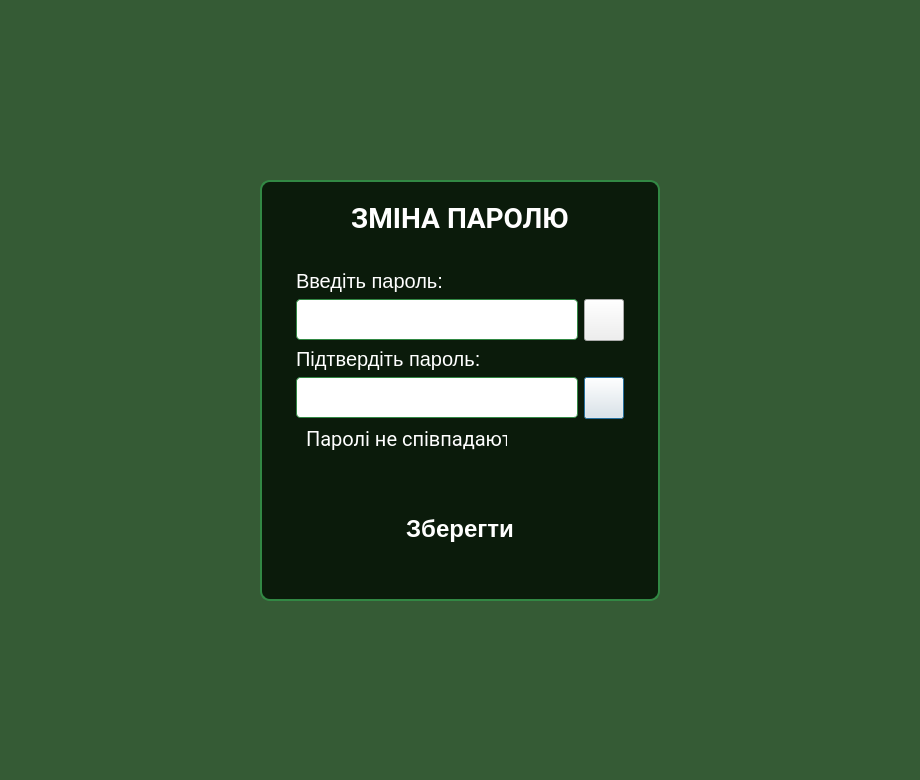
Above: app/ui/change_pwd_dialog.ui from VadymKotsiuba1808/SDR_Pi before the change. Below: the same form after it.
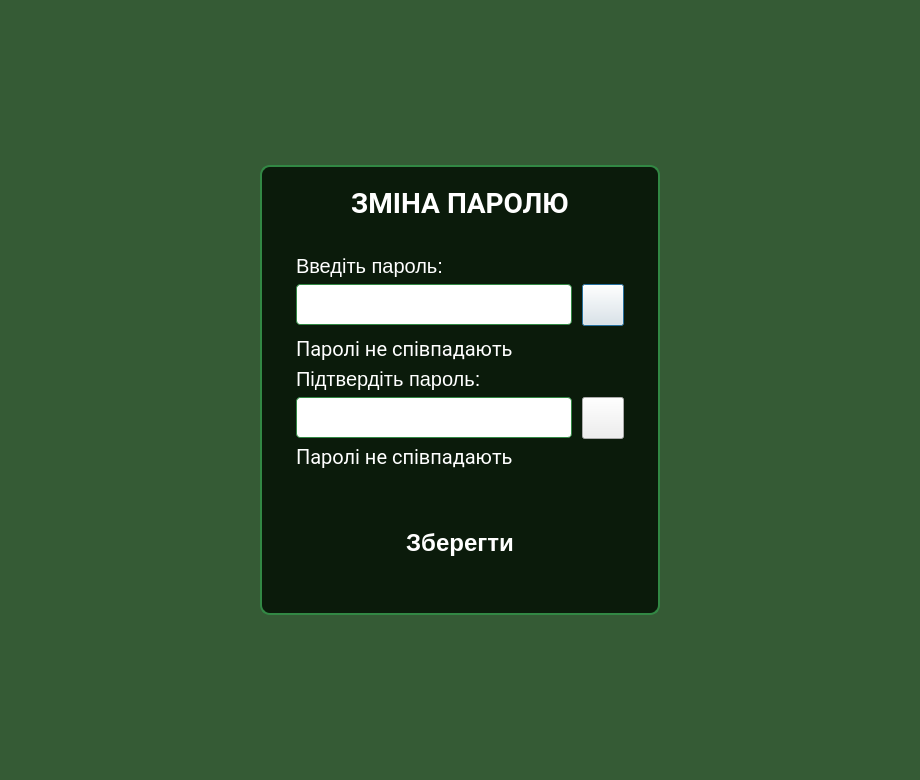
That is the form after the change. Icons and pictures are not drawn.

Commit message: Updated error labels in change_pwd_dialog

The edit to the form file:
```diff
--- a/app/ui/change_pwd_dialog.ui
+++ b/app/ui/change_pwd_dialog.ui
@@ -76,20 +76,7 @@
    <bool>true</bool>
   </property>
   <layout class="QVBoxLayout" name="verticalLayout">
-   <item>
-    <spacer name="verticalSpacer_2">
-     <property name="orientation">
-      <enum>Qt::Orientation::Vertical</enum>
-     </property>
-     <property name="sizeHint" stdset="0">
-      <size>
-       <width>20</width>
-       <height>40</height>
-      </size>
-     </property>
-    </spacer>
-   </item>
-   <item alignment="Qt::AlignmentFlag::AlignHCenter">
+   <item alignment="Qt::AlignmentFlag::AlignHCenter|Qt::AlignmentFlag::AlignVCenter">
     <widget class="QFrame" name="loginFrame">
      <property name="minimumSize">
       <size>
@@ -178,192 +165,290 @@
         <property name="styleSheet">
          <string notr="true">background: none;</string>
         </property>
-        <layout class="QGridLayout" name="gridLayout_2">
-         <item row="1" column="0">
-          <widget class="QLineEdit" name="passwordLineEdit">
-           <property name="maximumSize">
-            <size>
-             <width>295</width>
-             <height>16777215</height>
-            </size>
-           </property>
-           <property name="text">
-            <string/>
-           </property>
-           <property name="echoMode">
-            <enum>QLineEdit::EchoMode::Password</enum>
-           </property>
-           <property name="placeholderText">
-            <string>Введіть пароль</string>
-           </property>
-          </widget>
-         </item>
-         <item row="3" column="0">
-          <widget class="QLineEdit" name="confirmPasswordLineEdit">
-           <property name="maximumSize">
-            <size>
-             <width>295</width>
-             <height>16777215</height>
-            </size>
-           </property>
-           <property name="text">
-            <string/>
-           </property>
-           <property name="echoMode">
-            <enum>QLineEdit::EchoMode::Password</enum>
-           </property>
-           <property name="placeholderText">
-            <string>Введіть пароль</string>
-           </property>
-          </widget>
-         </item>
-         <item row="4" column="0">
-          <widget class="QWidget" name="widget" native="true">
-           <property name="minimumSize">
-            <size>
-             <width>0</width>
-             <height>30</height>
-            </size>
-           </property>
-           <property name="maximumSize">
-            <size>
-             <width>16777215</width>
-             <height>24</height>
-            </size>
-           </property>
-           <layout class="QGridLayout" name="gridLayout"/>
-           <widget class="QLabel" name="passwordIncorrectLabel">
-            <property name="geometry">
-             <rect>
-              <x>10</x>
-              <y>0</y>
-              <width>201</width>
-              <height>22</height>
-             </rect>
-            </property>
-            <property name="font">
-             <font>
-              <family>Roboto</family>
-              <pointsize>-1</pointsize>
-             </font>
-            </property>
-            <property name="visible">
-             <bool>false</bool>
-            </property>
-            <property name="styleSheet">
-             <string notr="true">QLabel[status=&quot;error&quot;]{
-font-size:18px;
-color:darkred;
-margin-left:8px;
-}</string>
-            </property>
-            <property name="text">
-             <string>Паролі не співпадають</string>
-            </property>
-            <property name="status" stdset="0">
-             <string>error</string>
-            </property>
-           </widget>
-          </widget>
-         </item>
-         <item row="3" column="1">
-          <widget class="QPushButton" name="confirmPasswordHideBtn">
-           <property name="minimumSize">
-            <size>
-             <width>0</width>
-             <height>42</height>
-            </size>
-           </property>
-           <property name="maximumSize">
-            <size>
-             <width>42</width>
-             <height>42</height>
-            </size>
-           </property>
-           <property name="styleSheet">
-            <string notr="true">QPushButton[id=&quot;eye_btn&quot;]{
-	border: 2px solid #328844;
-border-radius:8px;
-	background-repeat:no-repeat;
-background-position:center;
-background-color:transparent;
-}
-
-QPushButton[id=&quot;eye_btn&quot;][status=&quot;hidden&quot;]{
-background-image:url(:/icons/eye_off.svg);
-}
-
-QPushButton[id=&quot;eye_btn&quot;][status=&quot;unhidden&quot;]{
-background-image:url(:/icons/eye_on.svg);
-}</string>
-           </property>
-           <property name="text">
-            <string/>
-           </property>
-           <property name="id" stdset="0">
-            <string>eye_btn</string>
-           </property>
-           <property name="status" stdset="0">
-            <string>hidden</string>
-           </property>
-          </widget>
-         </item>
-         <item row="1" column="1">
-          <widget class="QPushButton" name="passwordHideBtn">
-           <property name="minimumSize">
-            <size>
-             <width>0</width>
-             <height>42</height>
-            </size>
-           </property>
-           <property name="maximumSize">
-            <size>
-             <width>42</width>
-             <height>42</height>
-            </size>
-           </property>
-           <property name="styleSheet">
-            <string notr="true">QPushButton[id=&quot;eye_btn&quot;]{
-	border: 2px solid #328844;
-border-radius:8px;
-	background-repeat:no-repeat;
-background-position:center;
-background-color:transparent;
-}
-
-QPushButton[id=&quot;eye_btn&quot;][status=&quot;hidden&quot;]{
-background-image:url(:/icons/eye_off.svg);
-}
-
-QPushButton[id=&quot;eye_btn&quot;][status=&quot;unhidden&quot;]{
-background-image:url(:/icons/eye_on.svg);
-}</string>
-           </property>
-           <property name="text">
-            <string/>
-           </property>
-           <property name="id" stdset="0">
-            <string>eye_btn</string>
-           </property>
-           <property name="status" stdset="0">
-            <string>hidden</string>
-           </property>
-          </widget>
-         </item>
-         <item row="0" column="0">
+        <layout class="QVBoxLayout" name="verticalLayout_2">
+         <item>
           <widget class="QLabel" name="passwordLabel">
            <property name="text">
             <string>Введіть пароль:</string>
            </property>
           </widget>
          </item>
-         <item row="2" column="0">
+         <item>
+          <layout class="QGridLayout" name="gridLayout_3">
+           <property name="leftMargin">
+            <number>0</number>
+           </property>
+           <property name="topMargin">
+            <number>0</number>
+           </property>
+           <property name="rightMargin">
+            <number>0</number>
+           </property>
+           <property name="bottomMargin">
+            <number>0</number>
+           </property>
+           <property name="spacing">
+            <number>10</number>
+           </property>
+           <item row="0" column="0">
+            <widget class="QLineEdit" name="passwordLineEdit">
+             <property name="maximumSize">
+              <size>
+               <width>295</width>
+               <height>16777215</height>
+              </size>
+             </property>
+             <property name="text">
+              <string/>
+             </property>
+             <property name="echoMode">
+              <enum>QLineEdit::EchoMode::Password</enum>
+             </property>
+             <property name="placeholderText">
+              <string>Введіть пароль</string>
+             </property>
+            </widget>
+           </item>
+           <item row="0" column="1">
+            <widget class="QPushButton" name="passwordHideBtn">
+             <property name="minimumSize">
+              <size>
+               <width>42</width>
+               <height>42</height>
+              </size>
+             </property>
+             <property name="maximumSize">
+              <size>
+               <width>42</width>
+               <height>42</height>
+              </size>
+             </property>
+             <property name="styleSheet">
+              <string notr="true">QPushButton[id=&quot;eye_btn&quot;]{
+	border: 2px solid #328844;
+border-radius:8px;
+	background-repeat:no-repeat;
+background-position:center;
+background-color:transparent;
+}
+
+QPushButton[id=&quot;eye_btn&quot;][status=&quot;hidden&quot;]{
+background-image:url(:/icons/eye_off.svg);
+}
+
+QPushButton[id=&quot;eye_btn&quot;][status=&quot;unhidden&quot;]{
+background-image:url(:/icons/eye_on.svg);
+}</string>
+             </property>
+             <property name="text">
+              <string/>
+             </property>
+             <property name="id" stdset="0">
+              <string>eye_btn</string>
+             </property>
+             <property name="status" stdset="0">
+              <string>hidden</string>
+             </property>
+            </widget>
+           </item>
+          </layout>
+         </item>
+         <item>
+          <widget class="QWidget" name="errorWidget_1" native="true">
+           <property name="minimumSize">
+            <size>
+             <width>0</width>
+             <height>20</height>
+            </size>
+           </property>
+           <property name="maximumSize">
+            <size>
+             <width>16777215</width>
+             <height>16777215</height>
+            </size>
+           </property>
+           <property name="visible">
+            <bool>false</bool>
+           </property>
+           <layout class="QGridLayout" name="gridLayout_2">
+            <property name="leftMargin">
+             <number>0</number>
+            </property>
+            <property name="topMargin">
+             <number>5</number>
+            </property>
+            <property name="rightMargin">
+             <number>0</number>
+            </property>
+            <property name="bottomMargin">
+             <number>0</number>
+            </property>
+            <item row="0" column="0">
+             <widget class="QLabel" name="passwordIncorrectLabel">
+              <property name="font">
+               <font>
+                <family>Roboto</family>
+                <pointsize>-1</pointsize>
+               </font>
+              </property>
+              <property name="styleSheet">
+               <string notr="true">QLabel[status=&quot;error&quot;]{
+font-size:18px;
+color:darkred;
+margin-left:8px;
+}</string>
+              </property>
+              <property name="text">
+               <string>Паролі не співпадають</string>
+              </property>
+              <property name="wordWrap">
+               <bool>true</bool>
+              </property>
+              <property name="status" stdset="0">
+               <string>error</string>
+              </property>
+             </widget>
+            </item>
+           </layout>
+          </widget>
+         </item>
+         <item>
           <widget class="QLabel" name="confirmPasswordLabel">
            <property name="text">
             <string>Підтвердіть пароль:</string>
            </property>
           </widget>
          </item>
+         <item>
+          <layout class="QGridLayout" name="gridLayout_4">
+           <property name="topMargin">
+            <number>0</number>
+           </property>
+           <property name="horizontalSpacing">
+            <number>10</number>
+           </property>
+           <item row="0" column="0">
+            <widget class="QLineEdit" name="confirmPasswordLineEdit">
+             <property name="maximumSize">
+              <size>
+               <width>295</width>
+               <height>16777215</height>
+              </size>
+             </property>
+             <property name="text">
+              <string/>
+             </property>
+             <property name="echoMode">
+              <enum>QLineEdit::EchoMode::Password</enum>
+             </property>
+             <property name="placeholderText">
+              <string>Введіть пароль</string>
+             </property>
+            </widget>
+           </item>
+           <item row="0" column="1">
+            <widget class="QPushButton" name="confirmPasswordHideBtn">
+             <property name="minimumSize">
+              <size>
+               <width>42</width>
+               <height>42</height>
+              </size>
+             </property>
+             <property name="maximumSize">
+              <size>
+               <width>42</width>
+               <height>42</height>
+              </size>
+             </property>
+             <property name="styleSheet">
+              <string notr="true">QPushButton[id=&quot;eye_btn&quot;]{
+	border: 2px solid #328844;
+border-radius:8px;
+	background-repeat:no-repeat;
+background-position:center;
+background-color:transparent;
+}
+
+QPushButton[id=&quot;eye_btn&quot;][status=&quot;hidden&quot;]{
+background-image:url(:/icons/eye_off.svg);
+}
+
+QPushButton[id=&quot;eye_btn&quot;][status=&quot;unhidden&quot;]{
+background-image:url(:/icons/eye_on.svg);
+}</string>
+             </property>
+             <property name="text">
+              <string/>
+             </property>
+             <property name="id" stdset="0">
+              <string>eye_btn</string>
+             </property>
+             <property name="status" stdset="0">
+              <string>hidden</string>
+             </property>
+            </widget>
+           </item>
+          </layout>
+         </item>
+         <item>
+          <widget class="QWidget" name="errorWidget_2" native="true">
+           <property name="minimumSize">
+            <size>
+             <width>0</width>
+             <height>20</height>
+            </size>
+           </property>
+           <property name="maximumSize">
+            <size>
+             <width>16777215</width>
+             <height>16777215</height>
+            </size>
+           </property>
+           <property name="visible">
+            <bool>false</bool>
+           </property>
+           <layout class="QGridLayout" name="gridLayout">
+            <property name="leftMargin">
+             <number>0</number>
+            </property>
+            <property name="topMargin">
+             <number>0</number>
+            </property>
+            <property name="rightMargin">
+             <number>0</number>
+            </property>
+            <property name="bottomMargin">
+             <number>0</number>
+            </property>
+            <item row="0" column="0">
+             <widget class="QLabel" name="confirmPasswordIncorrectLabel">
+              <property name="font">
+               <font>
+                <family>Roboto</family>
+                <pointsize>-1</pointsize>
+               </font>
+              </property>
+              <property name="styleSheet">
+               <string notr="true">QLabel[status=&quot;error&quot;]{
+font-size:18px;
+color:darkred;
+margin-left:8px;
+}</string>
+              </property>
+              <property name="text">
+               <string>Паролі не співпадають</string>
+              </property>
+              <property name="wordWrap">
+               <bool>true</bool>
+              </property>
+              <property name="status" stdset="0">
+               <string>error</string>
+              </property>
+             </widget>
+            </item>
+           </layout>
+          </widget>
+         </item>
         </layout>
        </widget>
       </item>
@@ -372,7 +457,7 @@
         <property name="minimumSize">
          <size>
           <width>320</width>
-          <height>60</height>
+          <height>100</height>
          </size>
         </property>
         <property name="styleSheet">
@@ -413,19 +498,6 @@
      </layout>
     </widget>
    </item>
-   <item>
-    <spacer name="verticalSpacer_3">
-     <property name="orientation">
-      <enum>Qt::Orientation::Vertical</enum>
-     </property>
-     <property name="sizeHint" stdset="0">
-      <size>
-       <width>20</width>
-       <height>40</height>
-      </size>
-     </property>
-    </spacer>
-   </item>
   </layout>
  </widget>
  <resources>
```
Left out of the diff: 18 changed lines with no effect on the pictures. The commit also changes 1 other file.
